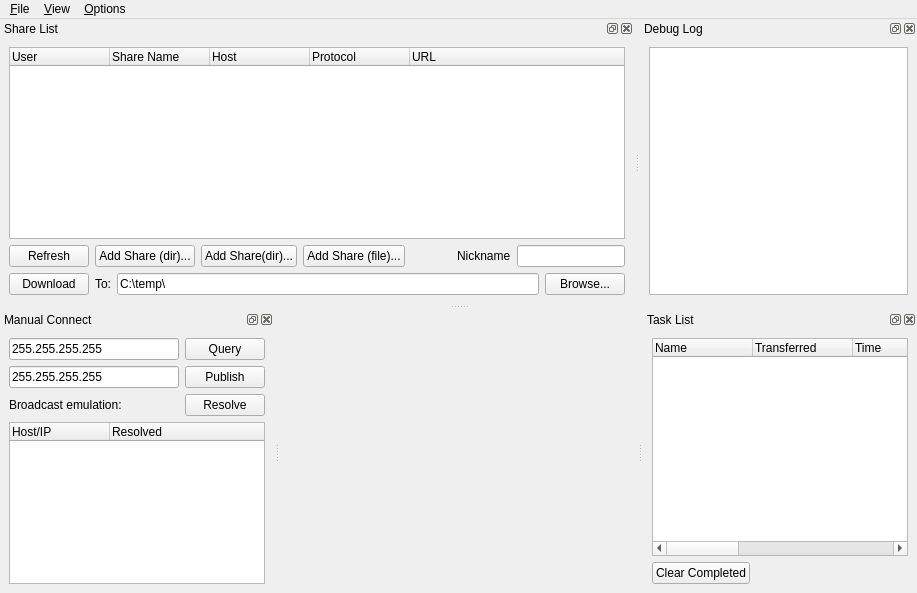
Above: src/qt-gui/MainWindow.ui from MrHacky/uftt before the change. Below: the same form after it.
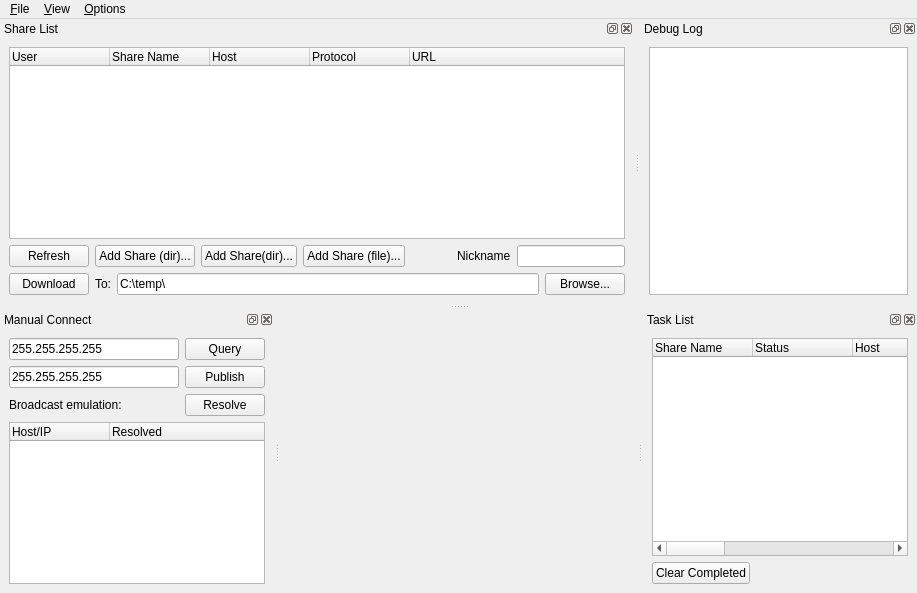
That is the form after the change. Custom widgets are drawn as their Qt base class.

Commit message: update tasklist with more fields + add defines for column names

What changed in the file:
```diff
--- a/src/qt-gui/MainWindow.ui
+++ b/src/qt-gui/MainWindow.ui
@@ -384,14 +384,6 @@
    </widget>
   </widget>
   <widget class="QDockWidget" name="dockTaskList" >
-   <property name="geometry" >
-    <rect>
-     <x>594</x>
-     <y>319</y>
-     <width>323</width>
-     <height>274</height>
-    </rect>
-   </property>
    <property name="windowTitle" >
     <string>Task List</string>
    </property>
@@ -399,30 +391,12 @@
     <number>2</number>
    </attribute>
    <widget class="QWidget" name="dockWidgetContents_4" >
-    <property name="geometry" >
-     <rect>
-      <x>0</x>
-      <y>20</y>
-      <width>323</width>
-      <height>254</height>
-     </rect>
-    </property>
     <layout class="QVBoxLayout" >
      <item>
       <widget class="QTreeWidget" name="listTasks" >
        <column>
         <property name="text" >
-         <string>Name</string>
-        </property>
-       </column>
-       <column>
-        <property name="text" >
-         <string>Transferred</string>
-        </property>
-       </column>
-       <column>
-        <property name="text" >
-         <string>Time</string>
+         <string>Share Name</string>
         </property>
        </column>
        <column>
@@ -432,7 +406,27 @@
        </column>
        <column>
         <property name="text" >
-         <string>Queue</string>
+         <string>Host</string>
+        </property>
+       </column>
+       <column>
+        <property name="text" >
+         <string>User</string>
+        </property>
+       </column>
+       <column>
+        <property name="text" >
+         <string>Time</string>
+        </property>
+       </column>
+       <column>
+        <property name="text" >
+         <string>ETA</string>
+        </property>
+       </column>
+       <column>
+        <property name="text" >
+         <string>Transferred</string>
         </property>
        </column>
        <column>
@@ -447,7 +441,7 @@
        </column>
        <column>
         <property name="text" >
-         <string>Remaining</string>
+         <string>Queue</string>
         </property>
        </column>
       </widget>
```
Left out of the diff: 64 changed lines with no effect on the pictures. The commit also changes 1 other file.
